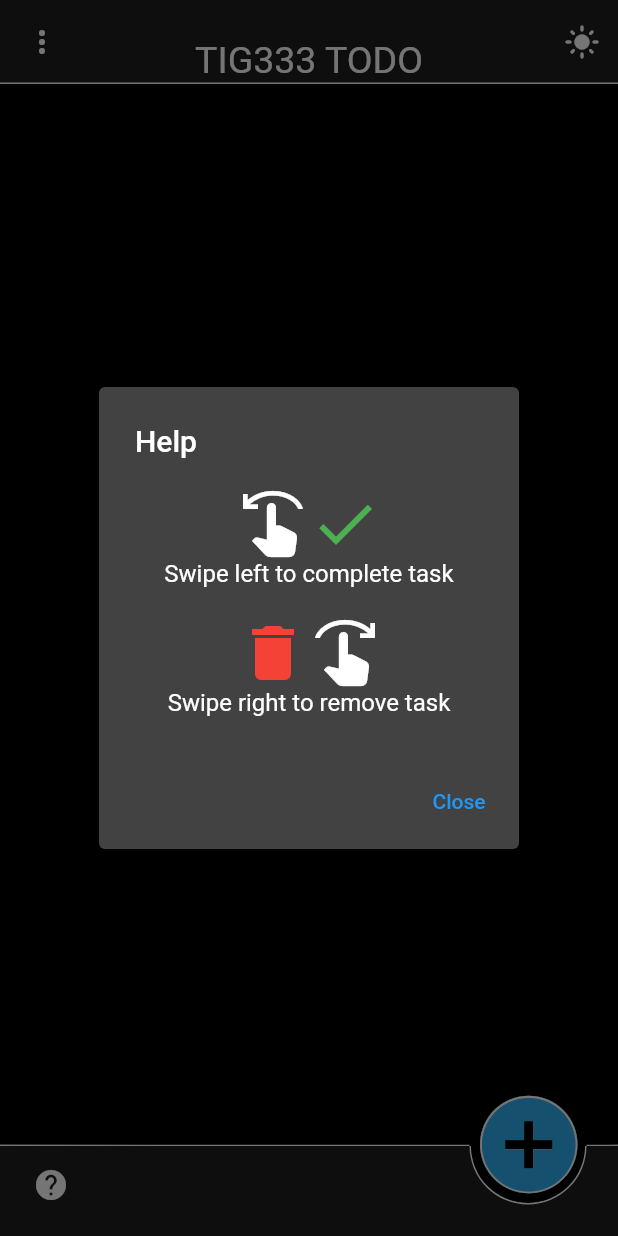
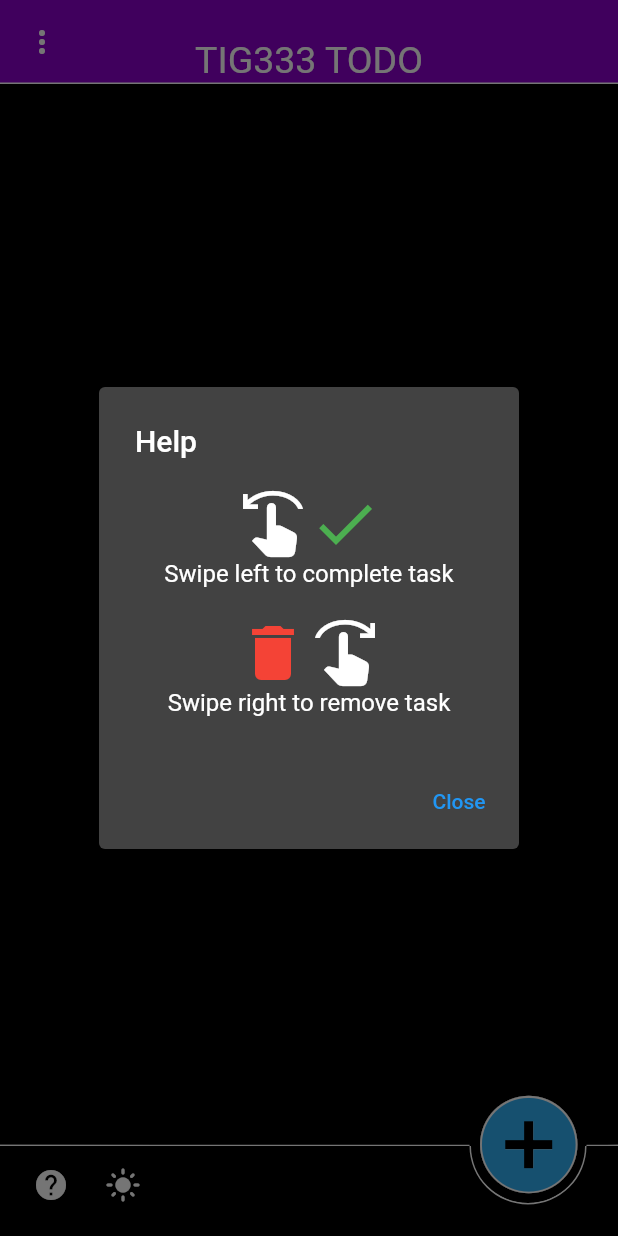
Before and after one commit to gu-tig333-ht23/gusheijje, a Flutter app: the screen it shows after launch, after a tap on the "help" icon, on a phone screen of 412 x 824 dp. Run offline on Flutter 3.47's test engine with Material 2 defaults, Android fonts, the phone set to English and light mode, and no system bars; network calls fail.

Commit message:
UI förändringar

```diff
--- a/lib/Pages/add_todo_page.dart
+++ b/lib/Pages/add_todo_page.dart
@@ -3,7 +3,7 @@ import 'package:flutter/material.dart';
 import 'package:provider/provider.dart';
 import '../Providers/todo_list_provider.dart';
 import '../Providers/theme_provider.dart';
-import '../UI/home_appbar.dart';
+import '../UI/appbar.dart';
 
 class AddTodoPage extends StatelessWidget {
   final TextEditingController todoAddTextController = TextEditingController();
--- a/lib/Providers/theme_provider.dart
+++ b/lib/Providers/theme_provider.dart
@@ -17,7 +17,7 @@ class ThemeProvider extends ChangeNotifier {
 
   //appbar
   Color get appBarBgColor => _darkMode
-      ? const Color.fromARGB(255, 30, 30, 30)
+      ? Color.fromARGB(255, 139, 0, 203)
       : const Color.fromARGB(255, 128, 155, 206);
 
   Color get appBarTxColor => _darkMode
@@ -27,7 +27,7 @@ class ThemeProvider extends ChangeNotifier {
   //backgrund
   Color get background => _darkMode
       ? const Color.fromARGB(255, 0, 0, 0)
-      : const Color.fromARGB(255, 235, 235, 235);
+      : const Color.fromARGB(255, 240, 242, 245);
 
   Color get backgroundTwo => _darkMode
       ? const Color.fromARGB(255, 81, 81, 81)
@@ -51,12 +51,16 @@ class ThemeProvider extends ChangeNotifier {
 
   //BottomBar
   Color get bottomBarColor => _darkMode
-      ? const Color.fromARGB(255, 30, 30, 30)
-      : const Color.fromARGB(255, 128, 155, 206);
+      ? const Color.fromARGB(255, 0, 0, 0)
+      : const Color.fromARGB(255, 240, 242, 245);
 
   Color get bottomBarBorderColor => _darkMode
       ? const Color.fromARGB(255, 255, 255, 255)
       : const Color.fromARGB(150, 0, 0, 0);
+
+  Color get BottomBarIconColor => _darkMode
+      ? const Color.fromARGB(255, 255, 255, 255)
+      : const Color.fromARGB(255, 138, 138, 138);
 
   //Here is the toggle to switch between dark mode and light mode
   void toggleDarkMode() {
--- /dev/null
+++ b/lib/UI/Bottombar/Bottombar_buttons.dart
@@ -0,0 +1,95 @@
+//shows instructions on how to use the app
+
+import 'package:flutter/material.dart';
+import '../../Providers/theme_provider.dart';
+import 'package:provider/provider.dart';
+
+class TodoHelp extends StatelessWidget {
+  const TodoHelp({
+    super.key,
+  });
+
+  @override
+  Widget build(BuildContext context) {
+    return Positioned(
+      bottom: 10,
+      left: 10,
+      child: Row(
+        children: [
+          IconButton(
+            onPressed: () {
+              showDialog(
+                context: context,
+                builder: (BuildContext context) {
+                  return AlertDialog(
+                    title: Text('Help'),
+                    content: Column(
+                      mainAxisSize: MainAxisSize.min,
+                      children: [
+                        Row(
+                          mainAxisAlignment: MainAxisAlignment.center,
+                          children: [
+                            Icon(
+                              Icons.swipe_left,
+                              size: 48,
+                            ),
+                            Icon(
+                              Icons.done,
+                              color: Colors.green,
+                              size: 48,
+                            ),
+                          ],
+                        ),
+                        Text('Swipe left to complete task'),
+                        Text(''),
+                        Row(
+                          mainAxisAlignment: MainAxisAlignment.center,
+                          children: [
+                            Icon(
+                              Icons.delete,
+                              color: Colors.red,
+                              size: 48,
+                            ),
+                            Icon(
+                              Icons.swipe_right,
+                              size: 48,
+                            ),
+                          ],
+                        ),
+                        Text('Swipe right to remove task')
+                      ],
+                    ),
+                    actions: <Widget>[
+                      TextButton(
+                        onPressed: () {
+                          Navigator.of(context).pop();
+                        },
+                        child: Text('Close'),
+                      ),
+                    ],
+                  );
+                },
+              );
+            },
+            icon: Icon(
+              Icons.help,
+              color: context.read<ThemeProvider>().BottomBarIconColor,
+            ),
+          ),
+          IconButton(
+            icon: context.read<ThemeProvider>().darkMode
+                ? Icon(
+                    Icons.light_mode,
+                    color: context.read<ThemeProvider>().BottomBarIconColor,
+                  )
+                : Icon(Icons.dark_mode,
+                    color: context.read<ThemeProvider>().BottomBarIconColor),
+            onPressed: () {
+              context.read<ThemeProvider>().toggleDarkMode();
+            },
+          ),
+        ],
+      ),
+    );
+  }
+}
--- a/lib/UI/Bottombar/todo_help.dart
+++ /dev/null
@@ -1,79 +0,0 @@
-//shows instructions on how to use the app
-
-import 'package:flutter/material.dart';
-import '../../Providers/theme_provider.dart';
-import 'package:provider/provider.dart';
-
-class TodoHelp extends StatelessWidget {
-  const TodoHelp({
-    super.key,
-  });
-
-  @override
-  Widget build(BuildContext context) {
-    return Positioned(
-      bottom: 10,
-      left: 10,
-      child: IconButton(
-        onPressed: () {
-          showDialog(
-            context: context,
-            builder: (BuildContext context) {
-              return AlertDialog(
-                title: Text('Help'),
-                content: Column(
-                  mainAxisSize: MainAxisSize.min,
-                  children: [
-                    Row(
-                      mainAxisAlignment: MainAxisAlignment.center,
-                      children: [
-                        Icon(
-                          Icons.swipe_left,
-                          size: 48,
-                        ),
-                        Icon(
-                          Icons.done,
-                          color: Colors.green,
-                          size: 48,
-                        ),
-                      ],
-                    ),
-                    Text('Swipe left to complete task'),
-                    Text(''),
-                    Row(
-                      mainAxisAlignment: MainAxisAlignment.center,
-                      children: [
-                        Icon(
-                          Icons.delete,
-                          color: Colors.red,
-                          size: 48,
-                        ),
-                        Icon(
-                          Icons.swipe_right,
-                          size: 48,
-                        ),
-                      ],
-                    ),
-                    Text('Swipe right to remove task')
-                  ],
-                ),
-                actions: <Widget>[
-                  TextButton(
-                    onPressed: () {
-                      Navigator.of(context).pop();
-                    },
-                    child: Text('Close'),
-                  ),
-                ],
-              );
-            },
-          );
-        },
-        icon: Icon(
-          Icons.help,
-          color: context.read<ThemeProvider>().mainColor,
-        ),
-      ),
-    );
-  }
-}
--- a/lib/UI/home_appbar.dart
+++ b/lib/UI/appbar.dart
@@ -43,19 +43,6 @@ class HomeAppBar extends StatelessWidget implements PreferredSizeWidget {
         ),
       ),
       leading: appBarButtonSwitch(home: home),
-      actions: [
-        IconButton(
-          icon: context.read<ThemeProvider>().darkMode
-              ? Icon(
-                  Icons.light_mode,
-                  color: context.read<ThemeProvider>().mainColor,
-                )
-              : Icon(Icons.dark_mode),
-          onPressed: () {
-            context.read<ThemeProvider>().toggleDarkMode();
-          },
-        ),
-      ],
     );
   }
 }
```
Also changed, not shown: lib/Pages/todo_home.dart (+6 -4 lines).
